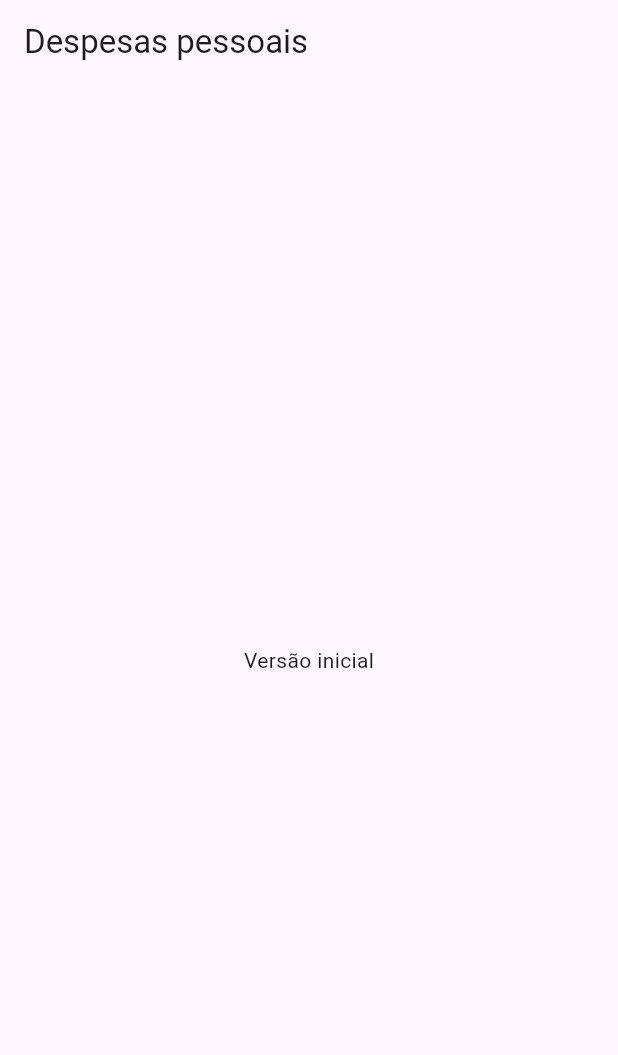
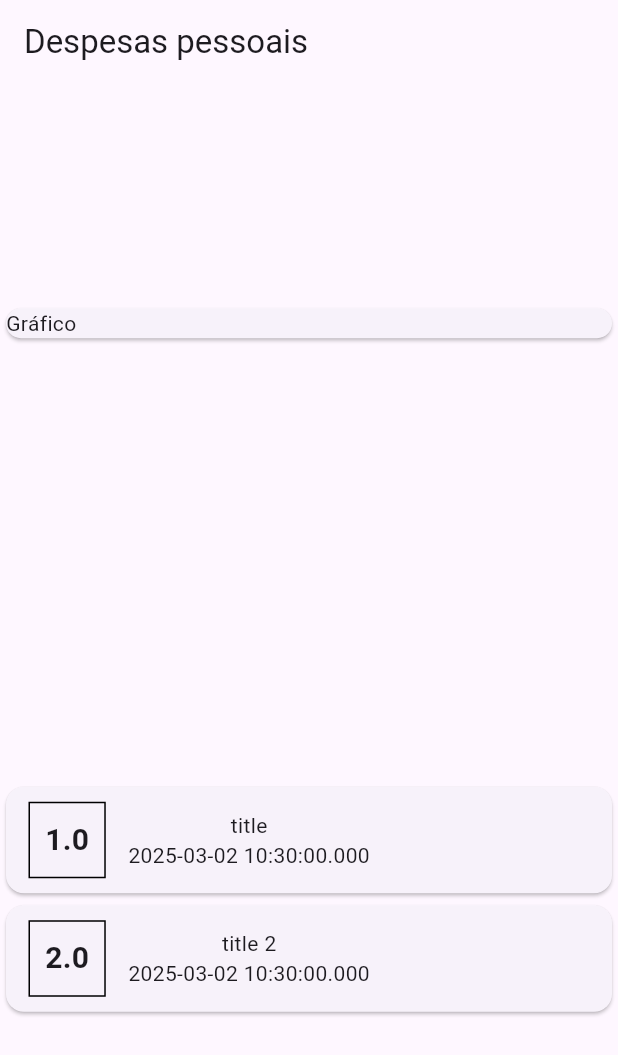
Before and after one commit to MabelKrugerDeSouza/expenses, a Flutter app: the screen it shows after launch, on a phone screen of 412 x 824 dp. Shown: the top 1055 px of the screen. Run offline on Flutter 3.47's test engine with Material 3 defaults, Android fonts, the phone set to English and light mode, and no system bars.

Commit message:
styling text and container

```diff
--- a/expenses/lib/main.dart
+++ b/expenses/lib/main.dart
@@ -1,3 +1,4 @@
+import 'package:expenses/models/transation.dart';
 import 'package:flutter/material.dart';
 import 'package:flutter/widgets.dart';
 
@@ -19,12 +20,72 @@ class ExpensesPage extends StatelessWidget {
 
   @override
   Widget build(BuildContext context) {
+    final _transation = [
+      Transaction(
+        id: 't1',
+        title: 'title',
+        value: 1,
+        date: DateTime.now(),
+      ),
+      Transaction(
+        id: 't2',
+        title: 'title 2',
+        value: 2,
+        date: DateTime.now(),
+      ),
+    ];
     return Scaffold(
       appBar: AppBar(
         title: const Text('Despesas pessoais'),
       ),
-      body: const Center(
-        child: Text('Versão inicial'),
+      body: Column(
+        mainAxisAlignment: MainAxisAlignment.spaceAround,
+        crossAxisAlignment: CrossAxisAlignment.stretch,
+        children: <Widget>[
+          const Card(
+            child: Text('Gráfico'),
+          ),
+          Column(
+            children: _transation.map((tr) {
+              return Card(
+                child: Row(
+                  children: <Widget>[
+                    Container(
+                      margin: const EdgeInsets.symmetric(
+                        horizontal: 15,
+                        vertical: 10,
+                      ),
+                      decoration: BoxDecoration(
+                        border: Border.all(
+                          color: Colors.black,
+                          width: 1,
+                        ),
+                      ),
+                      padding: const EdgeInsets.all(10),
+                      child: Text(
+                        tr.value.toString(),
+                        style: const TextStyle(
+                          fontWeight: FontWeight.bold,
+                          fontSize: 20,
+                        ),
+                      ),
+                    ),
+                    Column(
+                      children: <Widget>[
+                        Text(
+                          tr.title,
+                        ),
+                        Text(
+                          tr.date.toString(),
+                        ),
+                      ],
+                    )
+                  ],
+                ),
+              );
+            }).toList(),
+          ),
+        ],
       ),
     );
   }
--- /dev/null
+++ b/expenses/lib/models/transation.dart
@@ -0,0 +1,14 @@
+
+class Transaction {
+  final String id;
+  final String title;
+  final double value;
+  final DateTime date;
+
+  Transaction({
+    required this.id,
+    required this.title,
+    required this.value,
+    required this.date,
+  });
+}
```
Also changed, not shown: 1 other file.
